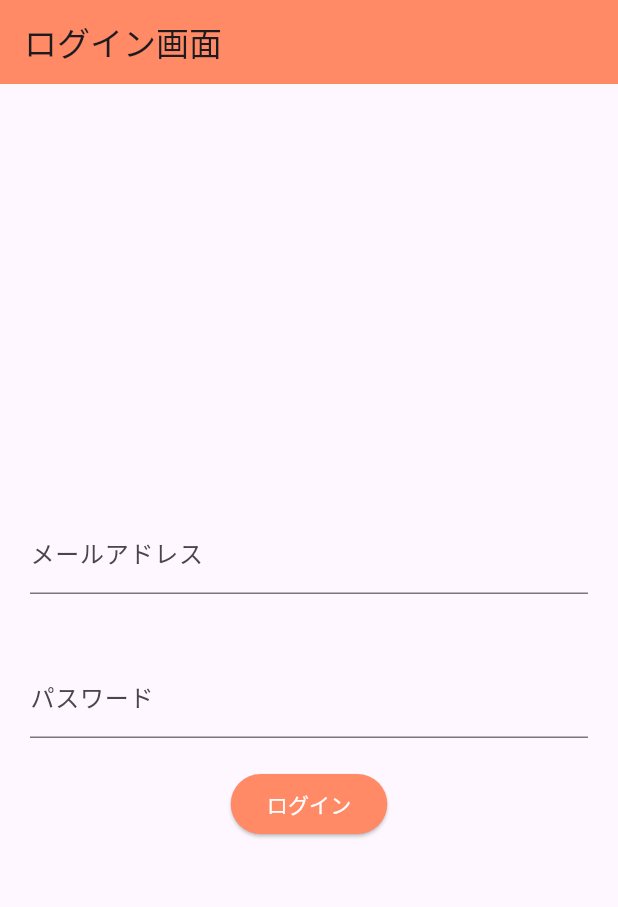
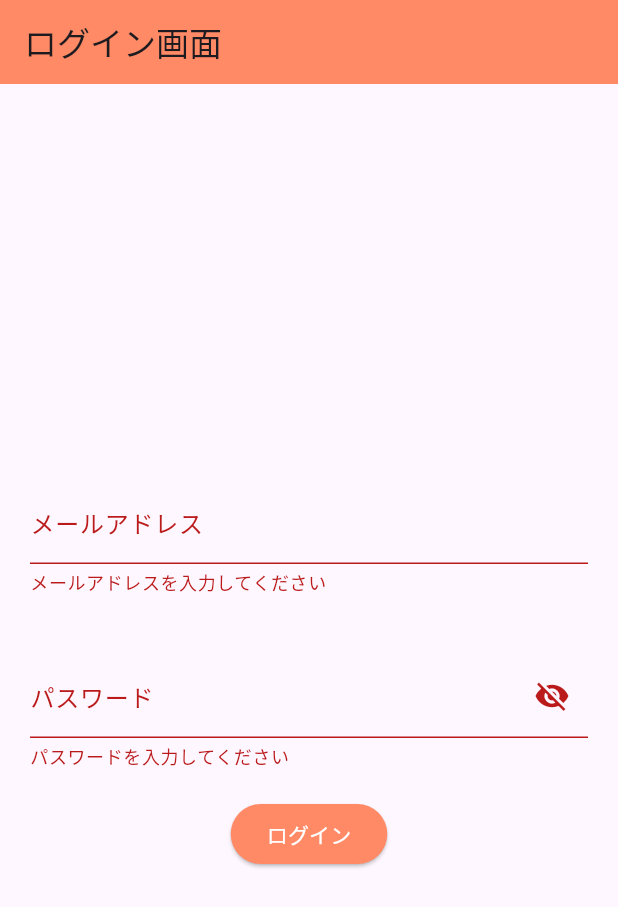
Before and after one commit to tetsu-777/rakuraku-flutter, a Flutter app: the screen it shows after launch, after a tap on "ログイン", on a phone screen of 412 x 824 dp. Shown: the top 907 px of the screen. Run offline on Flutter 3.47's test engine with Material 3 defaults, Android fonts, the phone set to English and light mode, and no system bars.

Commit message:
バリデーションの追加、パスワードの表示非表示機能の追加

```diff
--- a/rakuraku_reserve_front/lib/pages/login_page.dart
+++ b/rakuraku_reserve_front/lib/pages/login_page.dart
@@ -17,6 +17,7 @@ class LoginPage extends StatefulWidget {
 class _LoginPageState extends State<LoginPage> {
   late TextEditingController _emailController;
   late TextEditingController _passwordController;
+  bool _isObscure = true;
 
   // 入力内容取得のためのコントローラーinitメソッド
   @override
@@ -38,12 +39,16 @@ class _LoginPageState extends State<LoginPage> {
   // 入力内容：メールアドレス、パスワード
   @override
   Widget build(BuildContext context) {
+    const _formKey=GlobalObjectKey<FormState>('FORM_KEY');
+
     return Scaffold(
       appBar: AppBar(
         title: const Text('ログイン画面'),
         backgroundColor: Colors.deepOrange[300],
       ),
       body: Center(
+        child: Form(
+          key:_formKey,
           child: Column(
             mainAxisSize: MainAxisSize.min,
             children: [
@@ -52,6 +57,14 @@ class _LoginPageState extends State<LoginPage> {
                 // メールアドレス入力フォーム
                 child: TextFormField(
                   controller: _emailController,
+                  validator: (value){
+                    // メールアドレス形式の正規表現
+                    final emailPattern = RegExp(r'^[a-zA-Z0-9._%+-]+@[a-zA-Z0-9.-]+\.[a-zA-Z]{2,}$');
+                    if(value == null || value.isEmpty || !emailPattern.hasMatch(value)){
+                      return 'メールアドレスを入力してください';
+                    }
+                    return null;
+                  },
                   decoration: const InputDecoration(
                     label: Text('メールアドレス'),
                     fillColor: Colors.black,
@@ -63,8 +76,22 @@ class _LoginPageState extends State<LoginPage> {
                 // パスワード入力フォーム
                 child: TextFormField(
                   controller: _passwordController,
-                decoration: const InputDecoration(
+                  validator: (value){
+                    if(value == null || value.isEmpty){
+                      return 'パスワードを入力してください';
+                    }
+                    return null;
+                  },
+                  obscureText: _isObscure,
+                  decoration: InputDecoration(
                     label: Text('パスワード'),
+                    suffixIcon: IconButton(
+                      icon: Icon(_isObscure ? Icons.visibility_off : Icons.visibility),
+                      onPressed: () {
+                        setState(() => _isObscure = !_isObscure
+                        );
+                      },
+                    )
                   ),
                 ),
               ),
@@ -75,10 +102,16 @@ class _LoginPageState extends State<LoginPage> {
                   foregroundColor: Colors.white,
                   backgroundColor: Colors.deepOrange[300],
                 ),
-              onPressed: ()=>login(_emailController.text,_passwordController.text),
+                onPressed: (){
+                  if(_formKey.currentState!.validate()){
+                    print('バリデーションOK');
+                    login(_emailController.text,_passwordController.text);
+                  }
+                },
                 child: const Text('ログイン'),
               ),
             ],
+          ),
         ),
       ),
     );
```
Lines whose indentation alone changed are shown as unchanged.
